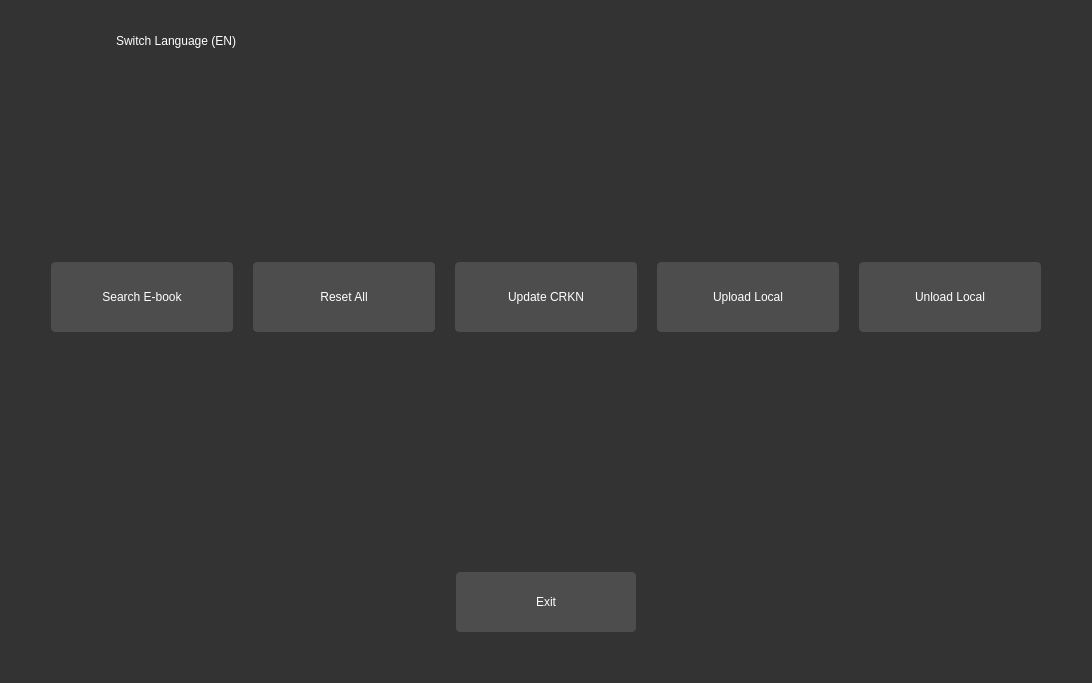
This is source/features/ui/homepage.ui in Teky500/Ebook-PR-Application as Qt 5 draws it before an edit. The edited form follows.
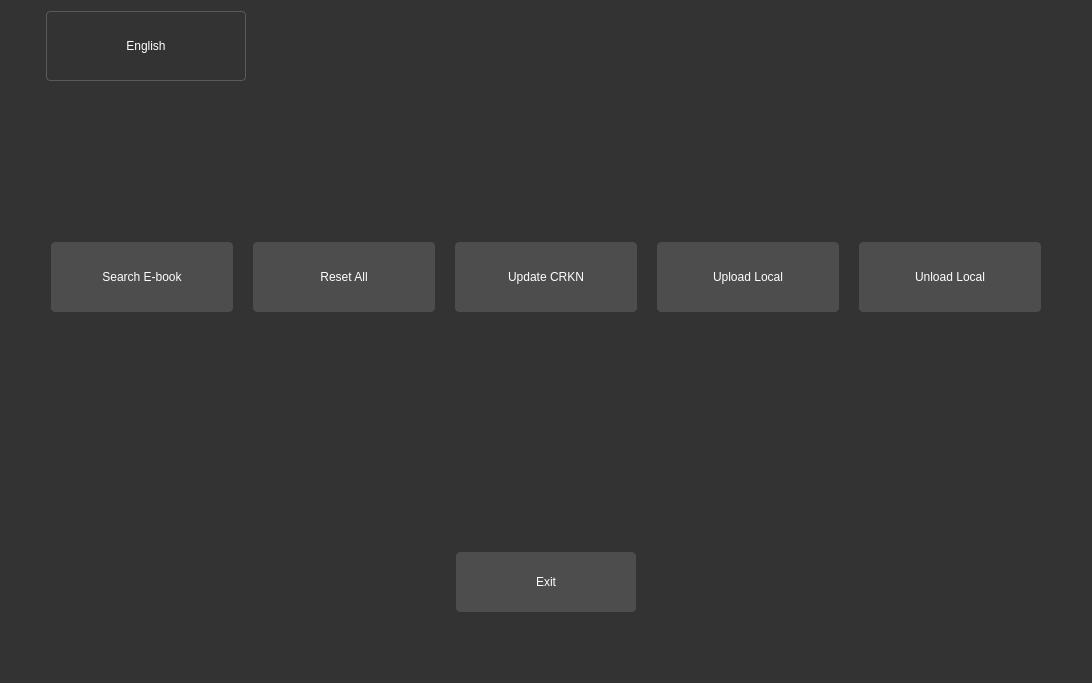
This is the edited form.

Commit message: fixed language button alignment - reem

Patch:
```diff
--- a/source/features/ui/homepage.ui
+++ b/source/features/ui/homepage.ui
@@ -112,13 +112,13 @@
        <property name="minimumSize">
         <size>
          <width>0</width>
-         <height>60</height>
+         <height>70</height>
         </size>
        </property>
        <property name="maximumSize">
         <size>
-         <width>260</width>
-         <height>60</height>
+         <width>200</width>
+         <height>70</height>
         </size>
        </property>
        <property name="cursor">
@@ -130,7 +130,7 @@
        <property name="styleSheet">
         <string notr="true">    QPushButton {
         background-color: #333333;
-        border: 1px solid #333333;
+        border: 1px solid #5a5a5a;
         border-radius: 4px;
         color: #ffffff;
         padding: 5px;
@@ -143,7 +143,7 @@
     }</string>
        </property>
        <property name="text">
-        <string>Switch Language (EN)</string>
+        <string>English</string>
        </property>
       </widget>
      </item>
@@ -153,9 +153,7 @@
         <number>0</number>
        </property>
        <property name="topMargin">
-
-        <number>20</number>
-
+        <number>10</number>
        </property>
        <item>
         <widget class="QLabel" name="set_university_name">
@@ -205,8 +203,7 @@
         <number>5</number>
        </property>
        <property name="bottomMargin">
-
-        <number>40</number>
+        <number>60</number>
        </property>
        <item>
         <layout class="QHBoxLayout" name="horizontalLayout_5">
```
The commit also changes 1 other file.
